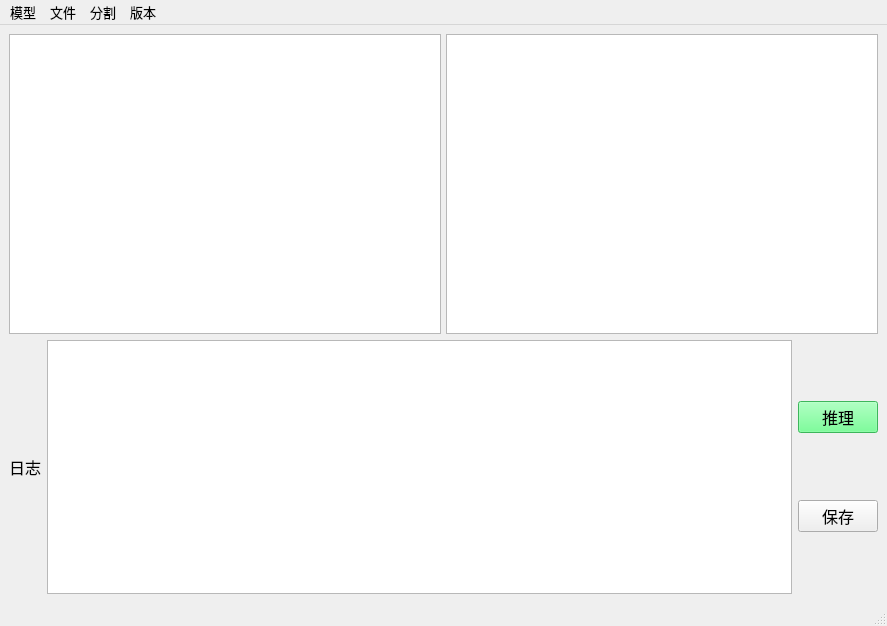
Alexuebo/DL-auto-inference, file ui/mainwindow.ui: the form before one commit.
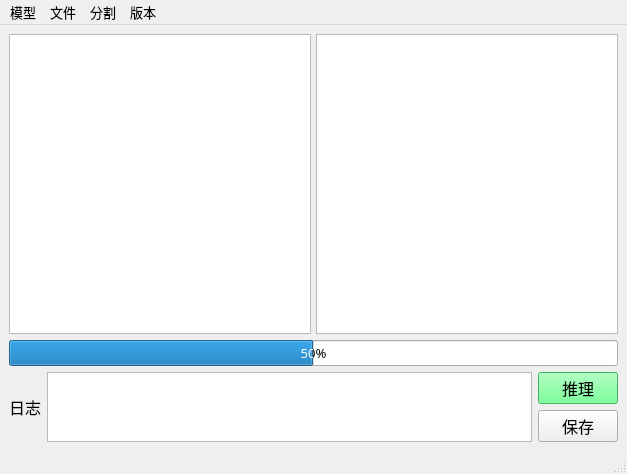
The form after the commit.

Diff of the .ui file:
```diff
--- a/ui/mainwindow.ui
+++ b/ui/mainwindow.ui
@@ -6,8 +6,8 @@
    <rect>
     <x>0</x>
     <y>0</y>
-    <width>887</width>
-    <height>626</height>
+    <width>627</width>
+    <height>474</height>
    </rect>
   </property>
   <property name="font">
@@ -31,13 +31,7 @@
          <number>5</number>
         </property>
         <item>
-         <widget class="QGraphicsView" name="view_image">
-          <property name="sizePolicy">
-           <sizepolicy hsizetype="Expanding" vsizetype="Expanding">
-            <horstretch>0</horstretch>
-            <verstretch>0</verstretch>
-           </sizepolicy>
-          </property>
+         <widget class="QGraphicsView" name="image_view">
           <property name="minimumSize">
            <size>
             <width>300</width>
@@ -47,13 +41,7 @@
          </widget>
         </item>
         <item>
-         <widget class="QGraphicsView" name="view_pred_image">
-          <property name="sizePolicy">
-           <sizepolicy hsizetype="Expanding" vsizetype="Expanding">
-            <horstretch>0</horstretch>
-            <verstretch>0</verstretch>
-           </sizepolicy>
-          </property>
+         <widget class="QGraphicsView" name="infer_view">
           <property name="minimumSize">
            <size>
             <width>300</width>
@@ -70,6 +58,13 @@
         </item>
        </layout>
       </item>
+      <item>
+       <widget class="QProgressBar" name="progressBar">
+        <property name="value">
+         <number>50</number>
+        </property>
+       </widget>
+      </item>
       <item>
        <layout class="QHBoxLayout" name="blowLayout">
         <item alignment="Qt::AlignHCenter">
@@ -577,7 +572,7 @@
     <rect>
      <x>0</x>
      <y>0</y>
-     <width>887</width>
+     <width>627</width>
      <height>22</height>
     </rect>
    </property>
```
Left out of the diff: 8 changed lines with no effect on the pictures.
